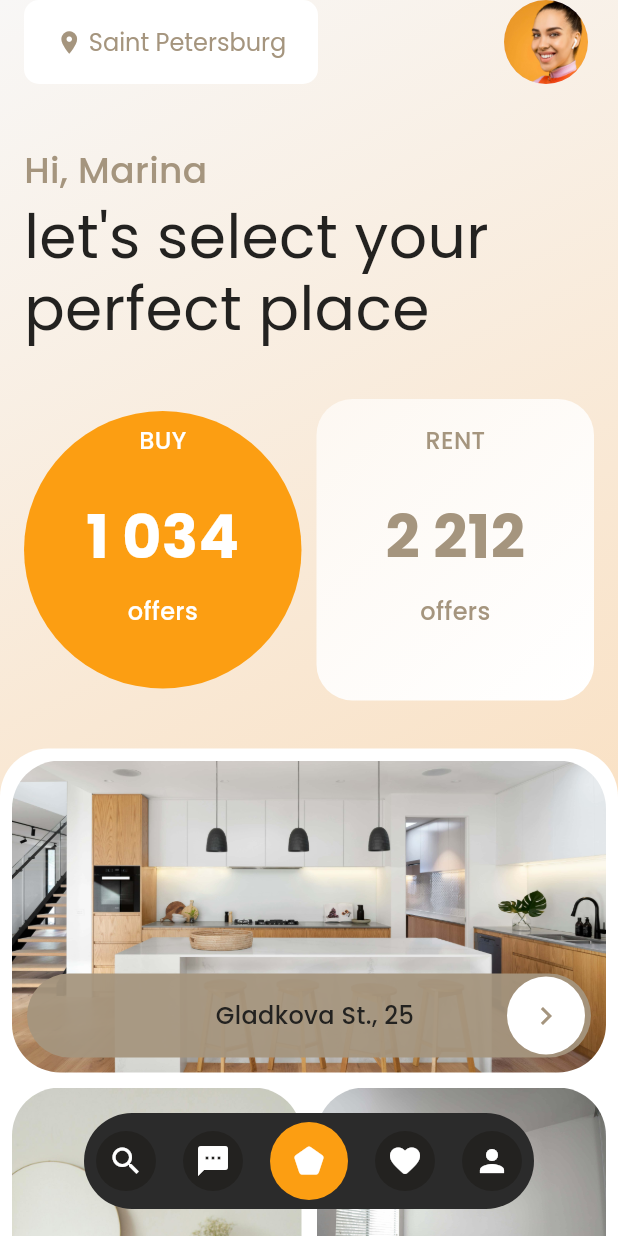
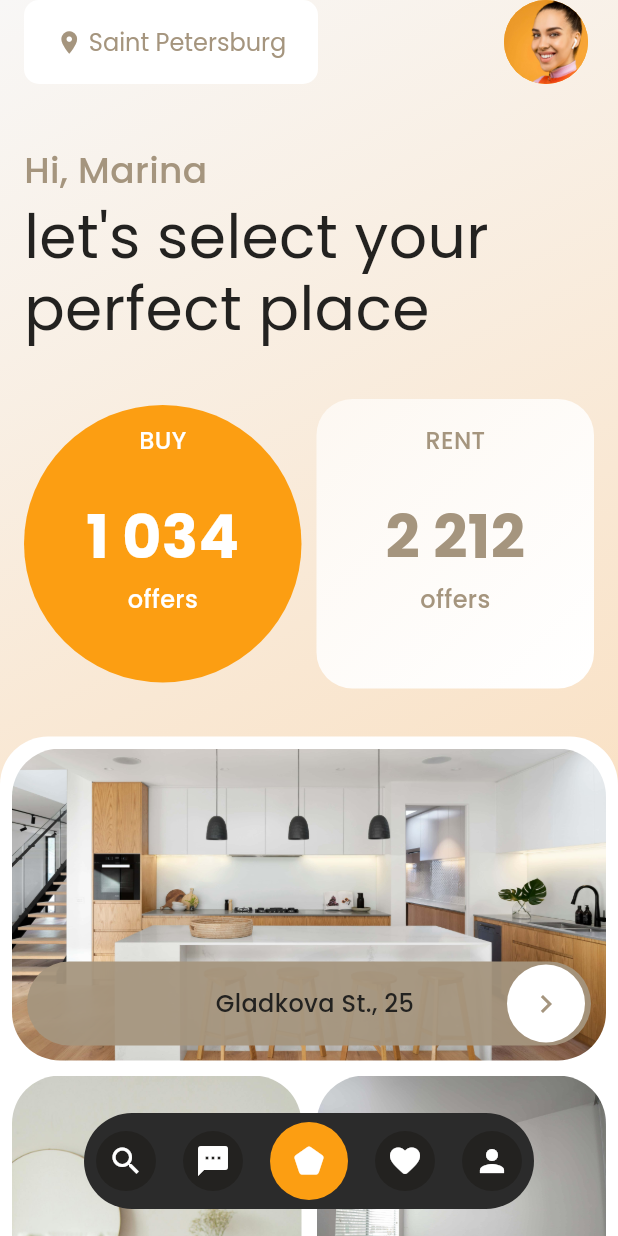
Before and after one commit to unknownaloy/moniepoint_task_01, a Flutter app: the screen it shows after launch, on a phone screen of 412 x 824 dp. Run offline on Flutter 3.47's test engine with Material 3 defaults, Android fonts, the phone set to English and light mode, and no system bars; our stand-ins replace google_fonts.

Commit message:
fix: UI inconsistencies

```diff
--- a/lib/main.dart
+++ b/lib/main.dart
@@ -14,14 +14,12 @@ void main() {
 class MyApp extends StatelessWidget {
   const MyApp({super.key});
 
-  // This widget is the root of your application.
   @override
   Widget build(BuildContext context) {
     return MaterialApp(
       title: 'Moniepoint Task',
       debugShowCheckedModeBanner: false,
       theme: ThemeData(
-        colorScheme: ColorScheme.fromSeed(seedColor: Colors.deepPurple),
         useMaterial3: true,
         textTheme: GoogleFonts.poppinsTextTheme(
           Theme.of(context).textTheme,
--- a/lib/screens/home_screen.dart
+++ b/lib/screens/home_screen.dart
@@ -10,7 +10,8 @@ class HomeScreen extends StatefulWidget {
   State<HomeScreen> createState() => _HomeScreenState();
 }
 
-class _HomeScreenState extends State<HomeScreen> with TickerProviderStateMixin {
+class _HomeScreenState extends State<HomeScreen>
+    with SingleTickerProviderStateMixin {
   late final AnimationController _animationController;
 
   // Animation for the appbar with entails the location and profile avatar
@@ -167,6 +168,7 @@ class _HomeScreenState extends State<HomeScreen> with TickerProviderStateMixin {
   @override
   Widget build(BuildContext context) {
     return Scaffold(
+      backgroundColor: Colors.transparent,
       body: AnimatedBuilder(
         animation: _animationController,
         builder: (context, child) => Container(
@@ -203,7 +205,6 @@ class _HomeScreenState extends State<HomeScreen> with TickerProviderStateMixin {
                   child: Opacity(
                     opacity: _appbarOpacity.value,
                     child: const Row(
-                      // mainAxisSize: MainAxisSize.min,
                       mainAxisAlignment: MainAxisAlignment.center,
                       children: [
                         Icon(
@@ -233,6 +234,7 @@ class _HomeScreenState extends State<HomeScreen> with TickerProviderStateMixin {
                     alignment: Alignment.center,
                     child: const CircleAvatar(
                       radius: 48,
+                      backgroundColor: Color(0xffFC9E12),
                       backgroundImage: AssetImage('assets/images/profile.jpg'),
                     ),
                   ),
@@ -268,12 +270,12 @@ class _HomeScreenState extends State<HomeScreen> with TickerProviderStateMixin {
                       color: Colors.transparent,
                       child: Column(
                         crossAxisAlignment: CrossAxisAlignment.stretch,
+                        mainAxisSize: MainAxisSize.min,
                         children: [
                           Container(
                             height: _firstContentAnimation.value * 48,
                             color: Colors.transparent,
-                            child: const Flexible(
-                              child: Text(
+                            child: const Text(
                               "let's select your",
                               style: TextStyle(
                                 fontSize: 40,
@@ -282,18 +284,15 @@ class _HomeScreenState extends State<HomeScreen> with TickerProviderStateMixin {
                               ),
                             ),
                           ),
-                          ),
                           Container(
                             height: _secondContentAnimation.value * 48,
                             color: Colors.transparent,
-                            child: const Flexible(
-                              child: Text(
+                            child: const Text(
                               "perfect place",
                               style: TextStyle(
                                 fontSize: 40,
                                 color: Color(0xff232220),
                                 height: 1,
-                                ),
                               ),
                             ),
                           ),
--- a/lib/screens/map_screen.dart
+++ b/lib/screens/map_screen.dart
@@ -97,7 +97,6 @@ class _MapScreenState extends State<MapScreen> with TickerProviderStateMixin {
   @override
   Widget build(BuildContext context) {
     return AnimatedBuilder(
-      // animation: _animationController,
       animation: Listenable.merge([
         _animationController,
         _bubbleController,
@@ -377,7 +376,6 @@ class _MapScreenState extends State<MapScreen> with TickerProviderStateMixin {
                             backgroundColor:
                                 const Color(0xff737373).withAlpha(128),
                             child: Icon(
-                              // Icons.account_balance_wallet_outlined,
                               _selectedPopup.icon,
                               color: Colors.white,
                             ),
--- a/lib/widgets/buy_offers_ui.dart
+++ b/lib/widgets/buy_offers_ui.dart
@@ -43,7 +43,7 @@ class BuyOffersUi extends StatelessWidget {
             ),
           ),
           const SizedBox(
-            height: 10,
+            height: 2,
           ),
           const Text(
             "offers",
--- a/lib/widgets/map_bubble.dart
+++ b/lib/widgets/map_bubble.dart
@@ -41,13 +41,11 @@ class MapBubble extends StatelessWidget {
             )
           : Opacity(
               opacity: textOpacity,
-              child: Flexible(
-                child: Text(
-                  mapValue,
-                  style: const TextStyle(
-                    color: Colors.white,
-                    fontWeight: FontWeight.w600,
-                  ),
+              child: Text(
+                mapValue,
+                style: const TextStyle(
+                  color: Colors.white,
+                  fontWeight: FontWeight.w600,
                 ),
               ),
             ),
--- a/lib/widgets/rent_offers_ui.dart
+++ b/lib/widgets/rent_offers_ui.dart
@@ -54,7 +54,7 @@ class RentOffersUi extends StatelessWidget {
             ),
           ),
           const SizedBox(
-            height: 10,
+            height: 2,
           ),
           const Text(
             "offers",
```
Lines whose indentation alone changed are shown as unchanged.
